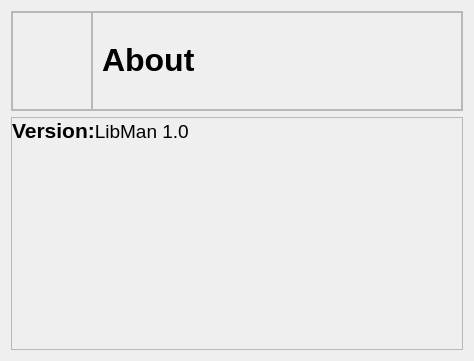
This is about.ui in aavashlamichhane/LibMan as Qt 5 draws it before an edit. The edited form follows.
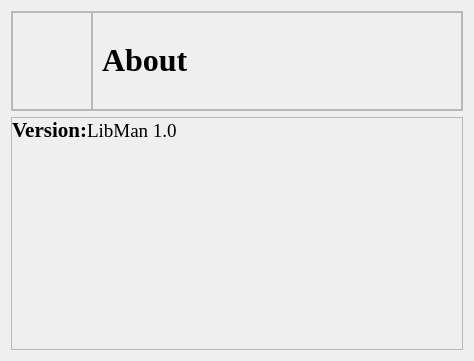
This is the edited form. Icons and pictures are not drawn.

```diff
--- a/about.ui
+++ b/about.ui
@@ -92,6 +92,13 @@
         <layout class="QHBoxLayout" name="horizontalLayout_2">
          <item>
           <widget class="QLabel" name="label_name">
+           <property name="font">
+            <font>
+             <family>Times New Roman</family>
+             <pointsize>24</pointsize>
+             <bold>true</bold>
+            </font>
+           </property>
            <property name="text">
             <string>&lt;html&gt;&lt;head/&gt;&lt;body&gt;&lt;p&gt;&lt;span style=&quot; font-size:24pt; font-weight:700;&quot;&gt;About&lt;/span&gt;&lt;/p&gt;&lt;/body&gt;&lt;/html&gt;</string>
            </property>
@@ -105,6 +112,12 @@
    </item>
    <item>
     <widget class="QFrame" name="frame_body">
+     <property name="font">
+      <font>
+       <family>Times New Roman</family>
+       <pointsize>12</pointsize>
+      </font>
+     </property>
      <property name="frameShape">
       <enum>QFrame::StyledPanel</enum>
      </property>
```
